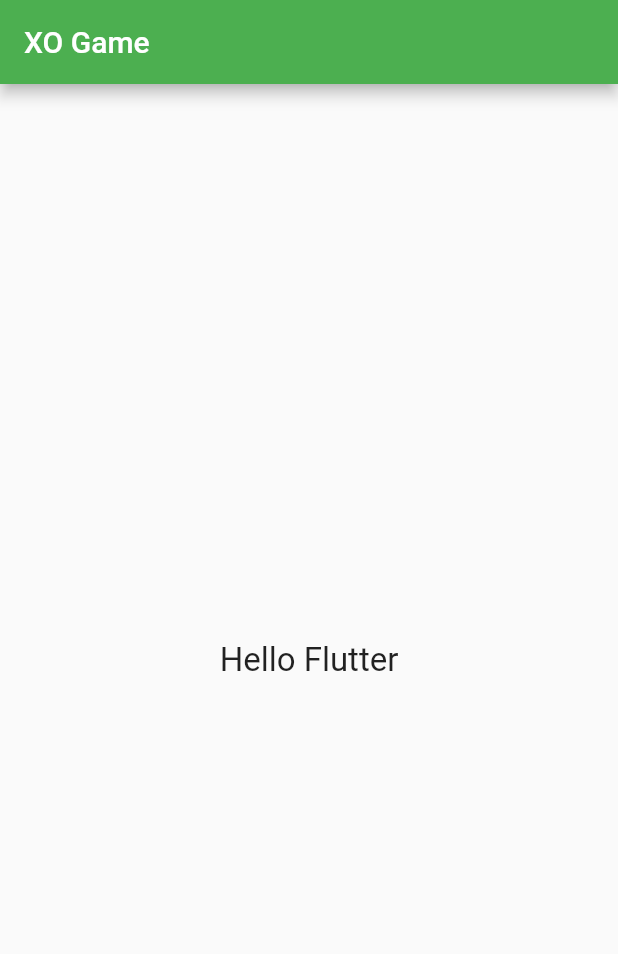
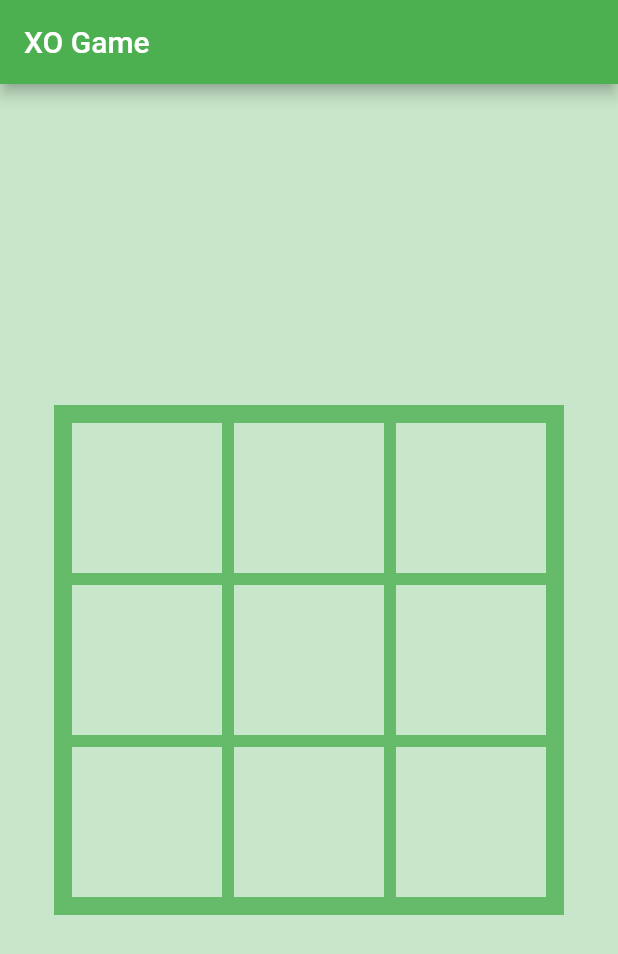
Before and after one commit to savepong/tic_tac_toe, a Flutter app: the screen it shows after launch, on a phone screen of 412 x 824 dp. Shown: the top 954 px of the screen. Run offline on Flutter 3.47's test engine with Material 2 defaults, Android fonts, the phone set to English and light mode, and no system bars.

Commit message:
Create table

```diff
--- a/lib/main.dart
+++ b/lib/main.dart
@@ -31,7 +31,46 @@ class _MyHomePageState extends State<MyHomePage> {
       appBar: AppBar(
         title: Text(widget.title)
       ),
-      body: Center(child: Text("Hello Flutter", style: TextStyle(fontSize: 22)))
+      body: Container(constraints: BoxConstraints.expand(),
+        color: Colors.green[100],
+        child: Center(
+          child: Container(color: Colors.green[400],
+            padding: EdgeInsets.all(8),
+            child: Column(
+              mainAxisSize: MainAxisSize.min,
+              mainAxisAlignment: MainAxisAlignment.center,
+              children: <Widget>[
+                Row(mainAxisSize: MainAxisSize.min,
+                  mainAxisAlignment: MainAxisAlignment.center,
+                  children: <Widget>[
+                    buildChannel(),
+                    buildChannel(),
+                    buildChannel(),
+                  ],
+                ),
+                Row(mainAxisSize: MainAxisSize.min,
+                  mainAxisAlignment: MainAxisAlignment.center,
+                  children: <Widget>[
+                    buildChannel(),
+                    buildChannel(),
+                    buildChannel(),
+                  ],
+                ),
+                Row(mainAxisSize: MainAxisSize.min,
+                  mainAxisAlignment: MainAxisAlignment.center,
+                  children: <Widget>[
+                    buildChannel(),
+                    buildChannel(),
+                    buildChannel(),
+                  ],
+                ),
+              ],
+            )
+          )
+        )
+      )
     );
   }
 }
+
+Container buildChannel() => Container(margin: EdgeInsets.all(4), width: 100, height: 100, color: Colors.green[100]);
```
